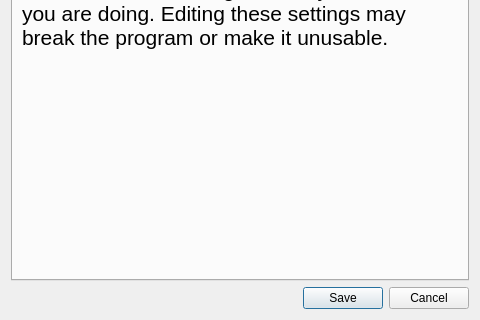
First picture: the form in ui/customSettings.ui, repository ultravideo/uvgComm, before the edit; both pictures show x 0 to 480 and y 320 to 640 of the 480 by 640 pixel window.
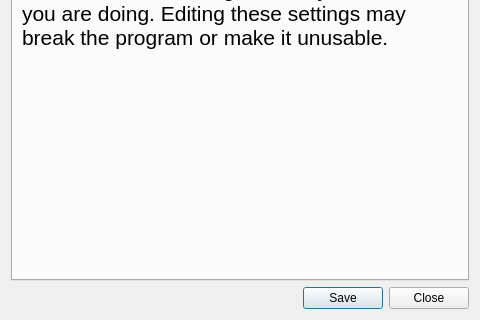
Second picture: the form after the edit.

Commit message: [Settings] (feature_change) Saving settings no longer closes the settings window. Now the encoder settings can be changed without aving to start settings again.

The edit to the form file:
```diff
--- a/ui/customSettings.ui
+++ b/ui/customSettings.ui
@@ -37,7 +37,7 @@
    <item row="2" column="2">
     <widget class="QPushButton" name="custom_cancel">
      <property name="text">
-      <string>Cancel</string>
+      <string>Close</string>
      </property>
     </widget>
    </item>
```
Left out of the diff: 4 changed lines with no effect on the pictures. The commit also changes 5 other files.
